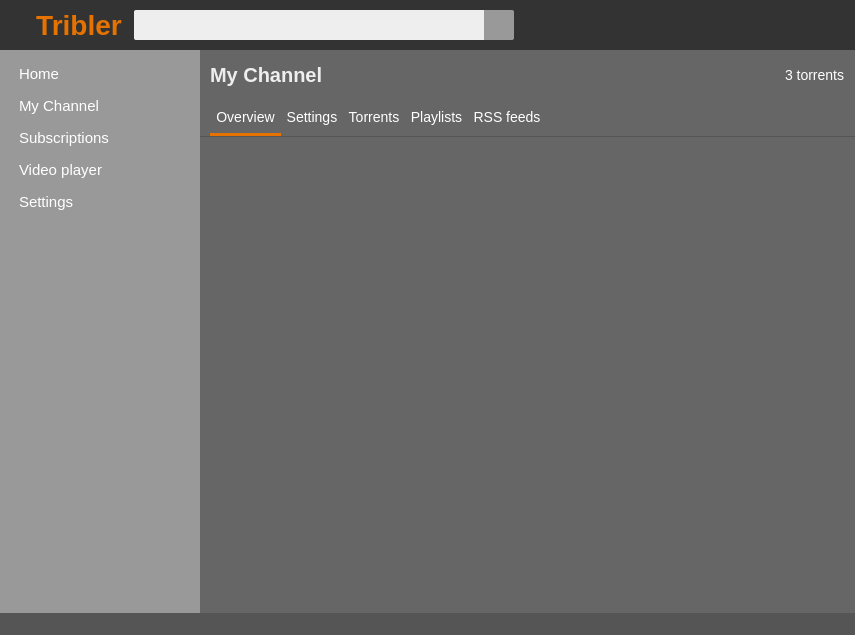
devos50/TriblerGUI, file TriblerGUI/qt_resources/mainwindow.ui: the form before one commit.
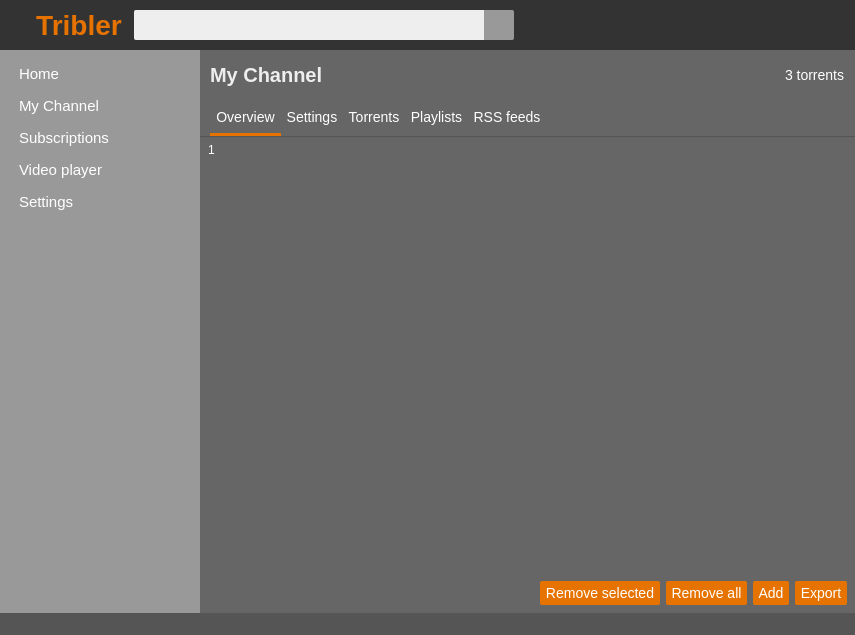
The form after the commit. Icons and pictures are not drawn. Custom widgets are drawn as their Qt base class.

Commit message: Finished torrent adding GUI on my channel interface, created confirmation dialog

Patch:
```diff
--- a/TriblerGUI/qt_resources/mainwindow.ui
+++ b/TriblerGUI/qt_resources/mainwindow.ui
@@ -1319,8 +1319,277 @@
                 <property name="lineWidth">
                  <number>1</number>
                 </property>
-                <widget class="QWidget" name="page_4"/>
-                <widget class="QWidget" name="page_5"/>
+                <property name="currentIndex">
+                 <number>2</number>
+                </property>
+                <widget class="QWidget" name="my_channel_details_overview_page">
+                 <layout class="QVBoxLayout" name="verticalLayout">
+                  <property name="leftMargin">
+                   <number>0</number>
+                  </property>
+                  <property name="topMargin">
+                   <number>0</number>
+                  </property>
+                  <property name="rightMargin">
+                   <number>0</number>
+                  </property>
+                  <property name="bottomMargin">
+                   <number>0</number>
+                  </property>
+                  <item>
+                   <widget class="QLabel" name="label_7">
+                    <property name="text">
+                     <string>Test test</string>
+                    </property>
+                   </widget>
+                  </item>
+                  <item>
+                   <spacer name="verticalSpacer_2">
+                    <property name="orientation">
+                     <enum>Qt::Vertical</enum>
+                    </property>
+                    <property name="sizeHint" stdset="0">
+                     <size>
+                      <width>20</width>
+                      <height>40</height>
+                     </size>
+                    </property>
+                   </spacer>
+                  </item>
+                 </layout>
+                </widget>
+                <widget class="QWidget" name="my_channel_details_settings_page"/>
+                <widget class="QWidget" name="my_channel_details_torrents_page">
+                 <layout class="QVBoxLayout" name="verticalLayout">
+                  <property name="spacing">
+                   <number>0</number>
+                  </property>
+                  <property name="leftMargin">
+                   <number>0</number>
+                  </property>
+                  <property name="topMargin">
+                   <number>0</number>
+                  </property>
+                  <property name="rightMargin">
+                   <number>0</number>
+                  </property>
+                  <property name="bottomMargin">
+                   <number>0</number>
+                  </property>
+                  <item>
+                   <widget class="QTreeWidget" name="my_channel_torrents_list">
+                    <property name="styleSheet">
+                     <string notr="true">QTreeWidget {
+border: none;
+font-size: 14px;
+}
+QTreeWidget::item {
+color: white;
+}
+QTreeWidget::item::selected {
+background-color: #444;
+}
+QHeaderView::section {
+background-color: transparent;
+color: white;
+border: none;
+margin: 4px;
+margin-left: 8px;
+margin-right: 6px;
+}</string>
+                    </property>
+                    <property name="selectionMode">
+                     <enum>QAbstractItemView::MultiSelection</enum>
+                    </property>
+                    <property name="indentation">
+                     <number>4</number>
+                    </property>
+                    <property name="sortingEnabled">
+                     <bool>false</bool>
+                    </property>
+                    <column>
+                     <property name="text">
+                      <string notr="true">1</string>
+                     </property>
+                    </column>
+                   </widget>
+                  </item>
+                  <item>
+                   <widget class="QWidget" name="my_channel_torrents_buttons_container" native="true">
+                    <layout class="QHBoxLayout" name="horizontalLayout_15">
+                     <property name="spacing">
+                      <number>-1</number>
+                     </property>
+                     <property name="leftMargin">
+                      <number>8</number>
+                     </property>
+                     <property name="topMargin">
+                      <number>8</number>
+                     </property>
+                     <property name="rightMargin">
+                      <number>8</number>
+                     </property>
+                     <property name="bottomMargin">
+                      <number>8</number>
+                     </property>
+                     <item>
+                      <spacer name="horizontalSpacer_22">
+                       <property name="orientation">
+                        <enum>Qt::Horizontal</enum>
+                       </property>
+                       <property name="sizeHint" stdset="0">
+                        <size>
+                         <width>40</width>
+                         <height>20</height>
+                        </size>
+                       </property>
+                      </spacer>
+                     </item>
+                     <item>
+                      <widget class="QToolButton" name="my_channel_torrents_remove_selected_button">
+                       <property name="sizePolicy">
+                        <sizepolicy hsizetype="Preferred" vsizetype="Fixed">
+                         <horstretch>0</horstretch>
+                         <verstretch>0</verstretch>
+                        </sizepolicy>
+                       </property>
+                       <property name="minimumSize">
+                        <size>
+                         <width>0</width>
+                         <height>24</height>
+                        </size>
+                       </property>
+                       <property name="maximumSize">
+                        <size>
+                         <width>16777215</width>
+                         <height>24</height>
+                        </size>
+                       </property>
+                       <property name="cursor">
+                        <cursorShape>PointingHandCursor</cursorShape>
+                       </property>
+                       <property name="styleSheet">
+                        <string notr="true">border: none;
+border-radius: 2px;
+background-color: #e67300;
+color: white;
+font-size: 14px;
+</string>
+                       </property>
+                       <property name="text">
+                        <string>Remove selected</string>
+                       </property>
+                      </widget>
+                     </item>
+                     <item>
+                      <widget class="QToolButton" name="my_channel_torrents_remove_all_button">
+                       <property name="sizePolicy">
+                        <sizepolicy hsizetype="Preferred" vsizetype="Fixed">
+                         <horstretch>0</horstretch>
+                         <verstretch>0</verstretch>
+                        </sizepolicy>
+                       </property>
+                       <property name="minimumSize">
+                        <size>
+                         <width>0</width>
+                         <height>24</height>
+                        </size>
+                       </property>
+                       <property name="maximumSize">
+                        <size>
+                         <width>16777215</width>
+                         <height>24</height>
+                        </size>
+                       </property>
+                       <property name="cursor">
+                        <cursorShape>PointingHandCursor</cursorShape>
+                       </property>
+                       <property name="styleSheet">
+                        <string notr="true">border: none;
+border-radius: 2px;
+background-color: #e67300;
+color: white;
+font-size: 14px;
+</string>
+                       </property>
+                       <property name="text">
+                        <string>Remove all</string>
+                       </property>
+                      </widget>
+                     </item>
+                     <item>
+                      <widget class="QToolButton" name="toolButton_4">
+                       <property name="sizePolicy">
+                        <sizepolicy hsizetype="Preferred" vsizetype="Fixed">
+                         <horstretch>0</horstretch>
+                         <verstretch>0</verstretch>
+                        </sizepolicy>
+                       </property>
+                       <property name="minimumSize">
+                        <size>
+                         <width>0</width>
+                         <height>24</height>
+                        </size>
+                       </property>
+                       <property name="maximumSize">
+                        <size>
+                         <width>16777215</width>
+                         <height>24</height>
+                        </size>
+                       </property>
+                       <property name="cursor">
+                        <cursorShape>PointingHandCursor</cursorShape>
+                       </property>
+                       <property name="styleSheet">
+                        <string notr="true">border: none;
+border-radius: 2px;
+background-color: #e67300;
+color: white;
+font-size: 14px;
+</string>
+                       </property>
+                       <property name="text">
+                        <string>Add</string>
+                       </property>
+                      </widget>
+                     </item>
+                     <item>
+                      <widget class="QToolButton" name="my_channel_torrents_export_button">
+                       <property name="minimumSize">
+                        <size>
+                         <width>0</width>
+                         <height>24</height>
+                        </size>
+                       </property>
+                       <property name="maximumSize">
+                        <size>
+                         <width>16777215</width>
+                         <height>24</height>
+                        </size>
+                       </property>
+                       <property name="cursor">
+                        <cursorShape>PointingHandCursor</cursorShape>
+                       </property>
+                       <property name="styleSheet">
+                        <string notr="true">border: none;
+border-radius: 2px;
+background-color: #e67300;
+color: white;
+font-size: 14px;
+</string>
+                       </property>
+                       <property name="text">
+                        <string>Export</string>
+                       </property>
+                      </widget>
+                     </item>
+                    </layout>
+                   </widget>
+                  </item>
+                 </layout>
+                </widget>
+                <widget class="QWidget" name="my_channel_details_playlists_page"/>
+                <widget class="QWidget" name="my_channels_details_rss_feeds_page"/>
                </widget>
               </item>
              </layout>
```
The commit also changes 4 other files.
